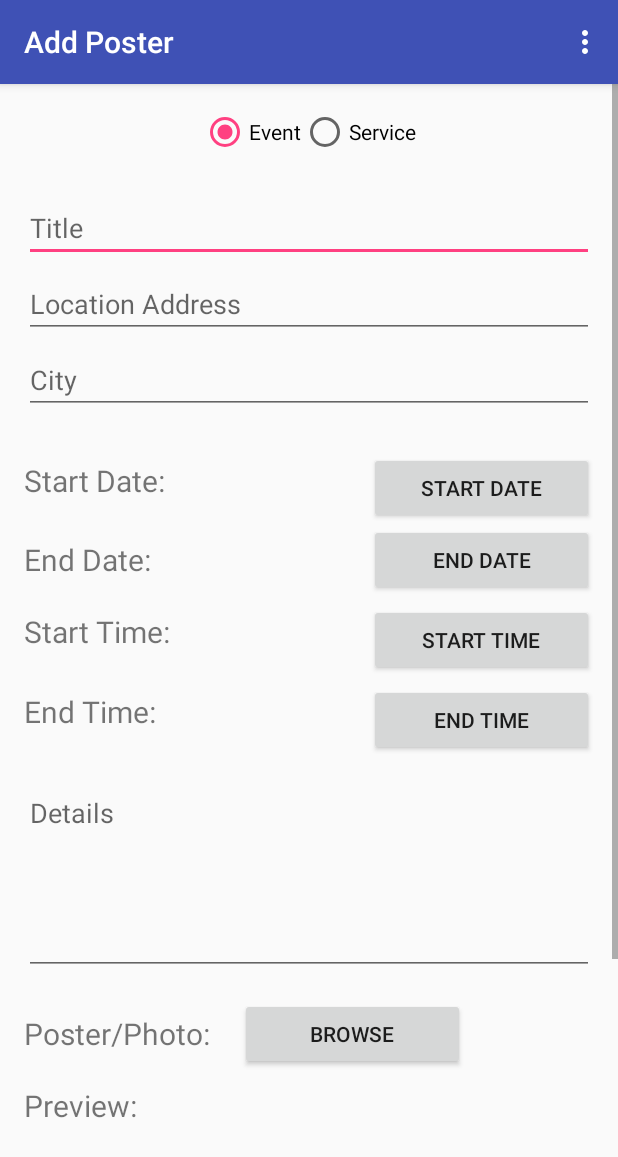
After one commit to js504/CSCI4176_Project, an Android app: the CreateNewPoster screen opened directly, with no data from a screen before it, on a phone screen of 412 x 824 dp. The commit adds this screen. Shown: the top 1157 px of the screen. Run offline under Robolectric (Android 15) with nearby library versions, the phone set to English and light mode, and no system bars.

Commit message:
Created UI for user to upload new posters through.  Updated main activity to add a new menu selection for adding posters.  Updated strings.xml with necessary strings for create poster UI.

```diff
--- a/app/src/main/AndroidManifest.xml
+++ b/app/src/main/AndroidManifest.xml
@@ -18,7 +18,9 @@
                 <category android:name="android.intent.category.LAUNCHER" />
             </intent-filter>
         </activity>
-        <activity android:name=".Main_GUI"></activity>
+        <activity android:name=".Main_GUI" />
+        <activity android:name=".CreateNewPoster"
+            android:label="@string/add_new_poster_title"/>
     </application>
 
 </manifest>
--- /dev/null
+++ b/app/src/main/java/in/geobullet/csci_4176_project/CreateNewPoster.java
@@ -0,0 +1,364 @@
+package in.geobullet.csci_4176_project;
+
+
+import android.app.DatePickerDialog;
+import android.app.Dialog;
+import java.util.Calendar;
+
+import android.app.TimePickerDialog;
+import android.support.v4.app.DialogFragment;
+import android.support.v7.app.AppCompatActivity;
+import android.os.Bundle;
+import android.view.Menu;
+import android.view.View;
+import android.widget.Button;
+import android.widget.DatePicker;
+import android.widget.EditText;
+import android.widget.RadioButton;
+import android.widget.TextView;
+import android.widget.TimePicker;
+
+/**
+ *
+ * This class represents the Add new poster view.  It allows users to enter details about a new event or service
+ * and have the poster uploaded to the poll they have selected.
+ *
+ */
+
+public class CreateNewPoster extends AppCompatActivity {
+
+    //todo Create function for posting the poster and make sure all required fields are populated
+    //todo Create function for uploading pictures from photo gallery
+    //todo polish up UI with some colour and stuff
+
+    //Labels of buttons
+    private static final String START_DATE_LABEL = "Start Date";
+    private static final String END_DATE_LABEL = "End Date";
+    private static final String START_TIME_LABEL = "Start Time";
+    private static final String END_TIME_LABEL = "End Time";
+
+
+    //Layout radio buttons
+    private RadioButton eventRadioButton;
+    private RadioButton serviceRadioButton;
+
+    private EditText title;
+    private EditText locationAddress;
+    private EditText city;
+    private EditText details;
+
+    //Layout textviews for displaying time and date
+    //Made static to be used with the date and time picker fragments
+    private  TextView startDate;
+    private  TextView endDate;
+    private  TextView startTime;
+    private  TextView endTime;
+
+    //Layout buttons to activate date and time pickers
+    private Button startDateButton;
+    private Button endDateButton;
+    private Button startTimeButton;
+    private Button endTimeButton;
+    private Button browsePostersButton;
+    private Button submitPosterButton;
+
+
+
+
+
+
+    @Override
+    protected void onCreate(Bundle savedInstanceState) {
+        super.onCreate(savedInstanceState);
+        setContentView(R.layout.activity_create_new_poster);
+
+        //get reference to radio buttons
+        eventRadioButton = (RadioButton)findViewById(R.id.event_radio_button);
+        serviceRadioButton = (RadioButton)findViewById(R.id.service_radio_button);
+
+        //Get reference to edit texts
+        title = (EditText)findViewById(R.id.title_edit_text);
+        locationAddress = (EditText)findViewById(R.id.address_edit_text);
+        city = (EditText)findViewById(R.id.city_edit_text);
+        details = (EditText)findViewById(R.id.details_text_area);
+
+
+        //Get references to text views
+        startDate = (TextView)findViewById(R.id.start_date_text_view);
+        endDate = (TextView)findViewById(R.id.end_date_text_view);
+        startTime = (TextView)findViewById(R.id.start_time_text_view);
+        endTime = (TextView)findViewById(R.id.end_time_text_view);
+
+        //get references to buttons
+        startDateButton = (Button)findViewById(R.id.select_start_date_button);
+        endDateButton = (Button)findViewById(R.id.select_end_date_button);
+        startTimeButton = (Button)findViewById(R.id.start_time_button);
+        endTimeButton = (Button)findViewById(R.id.end_time_button);
+        browsePostersButton = (Button)findViewById(R.id.browse_posters_button);
+        submitPosterButton = (Button)findViewById(R.id.submit_poster_button);
+
+
+    }
+
+    @Override
+    public boolean onCreateOptionsMenu(Menu menu) {
+        // Inflate the menu; this adds items to the action bar if it is present.
+        getMenuInflater().inflate(R.menu.main, menu);
+        return true;
+    }
+
+
+    /**
+     * OnClick function for the event type selection.  Upon selecting a service the
+     * time and end date views are removed from the UI.  When selecting an event selecting
+     * time and date views are displayed.
+     *
+     * @param v  The radio button that has been clicked
+     */
+    public void onEventOrServiceClick(View v){
+        RadioButton rb = (RadioButton)v;
+
+        if(rb.getText().toString().equals("Event")){
+            serviceRadioButton.setChecked(false);
+
+            //show the end date and time labels
+            endDate.setVisibility(View.VISIBLE);
+            startTime.setVisibility(View.VISIBLE);
+            endTime.setVisibility(View.VISIBLE);
+
+            //show the end date and time buttons
+            endDateButton.setVisibility(View.VISIBLE);
+            startTimeButton.setVisibility(View.VISIBLE);
+            endTimeButton.setVisibility(View.VISIBLE);
+
+        }
+        else if(rb.getText().toString().equals("Service"))
+        {
+            eventRadioButton.setChecked(false);
+
+            //hide the end date and time labels
+            endDate.setVisibility(View.GONE);
+            startTime.setVisibility(View.GONE);
+            endTime.setVisibility(View.GONE);
+
+            //hide the end date and time buttons
+            endDateButton.setVisibility(View.GONE);
+            startTimeButton.setVisibility(View.GONE);
+            endTimeButton.setVisibility(View.GONE);
+        }
+    }
+
+    /**
+     * OnClick function for the set time and date buttons.  Depending on which button is selected
+     * either a date picker dialog or time picker dialog is shown.  The selected date and time are
+     * then displayed in the corresponding label next to the button.
+     *
+     * @param v  The button clicked to display a date or time picker dialog
+     */
+    public void showDialog(View v) {
+
+        Button button = (Button)v;
+
+        Bundle bundle = new Bundle();
+
+        DialogFragment newFragment = null;
+
+        if(button.getText().toString().equals(START_DATE_LABEL)){
+
+            //Create a  bundle to let the dialog know this is the start date
+            bundle.putString(START_DATE_LABEL, START_DATE_LABEL);
+
+            //Create new date picker fragment
+            newFragment = new DatePickerFragment();
+        }
+        else if(button.getText().equals(END_DATE_LABEL)){
+
+            //Create a  bundle to let the dialog know this is the end date
+            bundle.putString(END_DATE_LABEL, END_DATE_LABEL);
+
+            //Create new date picker fragment
+            newFragment = new DatePickerFragment();
+        }
+        else if(button.getText().equals(START_TIME_LABEL)){
+
+            //Create a  bundle to let the dialog know this is the start time
+            bundle.putString(START_TIME_LABEL, START_TIME_LABEL);
+
+            //Create new time picker fragment
+            newFragment = new TimePickerFragment();
+        }
+        else if(button.getText().equals(END_TIME_LABEL)){
+
+            //Create a  bundle to let the dialog know this is the end time
+            bundle.putString(END_TIME_LABEL, END_TIME_LABEL);
+
+            //Create new time picker fragment
+            newFragment = new TimePickerFragment();
+        }
+
+        if(newFragment != null) {
+            //send bundle to new fragment
+            newFragment.setArguments(bundle);
+
+            //show the fragment
+            newFragment.show(getSupportFragmentManager(), "Picker");
+        }
+
+
+
+    }
+
+    public void Test(){
+
+    }
+
+
+    /**
+     * Fragment for displaying the date picker dialog
+     *
+     */
+    public static class DatePickerFragment extends DialogFragment
+            implements DatePickerDialog.OnDateSetListener {
+
+
+        private String key = "";
+
+
+        /**
+         * Called when the dialog is created.  Data is gathered from the bundle and
+         * the date is set to the current date in the picker.
+         *
+         * @param savedInstanceState    saved info from last created instance
+         * @return a new date picker dialog with the current date already set
+         */
+        @Override
+        public Dialog onCreateDialog(Bundle savedInstanceState) {
+
+            Bundle bundle = getArguments();
+
+            if (bundle.getString(START_DATE_LABEL) != null) {
+                key = bundle.getString(START_DATE_LABEL);
+            } else if (bundle.getString(END_DATE_LABEL) != null) {
+                key = bundle.getString(END_DATE_LABEL);
+            }
+
+            // Use the current date as the default date in the picker
+            final Calendar c = Calendar.getInstance();
+            int year = c.get(Calendar.YEAR);
+            int month = c.get(Calendar.MONTH);
+            int day = c.get(Calendar.DAY_OF_MONTH);
+
+
+            // Create a new instance of DatePickerDialog and return it
+            return new DatePickerDialog(getActivity(), this, year, month, day);
+        }
+
+        /**
+         * Called when the user has selected the date they want
+         *
+         * @param view      The date picker dialog
+         * @param year      The year selected
+         * @param month     The month selected
+         * @param day       The day selected
+         */
+        public void onDateSet(DatePicker view, int year, int month, int day) {
+
+            String date =  Integer.toString(day) + "-" + Integer.toString(month) + "-" + Integer.toString(year);
+            //Set the date based on whether its the start or end date
+            if(key.equals(START_DATE_LABEL)){
+                TextView startDate = (TextView)getActivity().findViewById(R.id.start_date_text_view);
+                date = "Start Date: " + date;
+                startDate.setText(date);
+            }
+            else if(key.equals(END_DATE_LABEL)){
+                TextView endDate = (TextView)getActivity().findViewById(R.id.end_date_text_view);
+                date = "End Date: " + date;
+                endDate.setText(date);
+            }
+
+        }
+    }
+
+    /**
+     * Fragment for displaying the time picker dialog
+     *
+     */
+    public static class TimePickerFragment extends DialogFragment
+            implements TimePickerDialog.OnTimeSetListener {
+
+
+        private String key = "";
+
+
+        /**
+         * Called when the dialog is created.  Data is gathered from the bundle to determin
+         * whether its the start or end time
+         *
+         * @param savedInstanceState    saved info from last created instance
+         * @return a new time picker dialog shown without 24 hour mode enabled
+         */
+        @Override
+        public Dialog onCreateDialog(Bundle savedInstanceState) {
+
+            Bundle bundle = getArguments();
+
+            if (bundle.getString(START_TIME_LABEL) != null) {
+                key = bundle.getString(START_TIME_LABEL);
+            } else if (bundle.getString(END_TIME_LABEL) != null) {
+                key = bundle.getString(END_TIME_LABEL);
+            }
+
+            return new TimePickerDialog(getActivity(), this, 12, 0, false);
+        }
+
+        /**
+         * Called when the user has selected the time they wish and converts it from 24 hour
+         * to 12 hour view.
+         *
+         * @param view          The time picker dialog
+         * @param hourOfDay     The hour of the day selected, in 24 hour time
+         * @param minute        The minute of the day selected
+         */
+        @Override
+        public void onTimeSet(TimePicker view, int hourOfDay, int minute) {
+
+
+
+            int noTwntFourHour = hourOfDay;
+            String min = Integer.toString(minute);
+            String amPm = "am";
+
+            //Check if the time is greater than or equal to 12. if it is subtract 12 to make it
+            //in 12 hour time and set am - pm to pm
+            if(hourOfDay >= 12){
+                noTwntFourHour = hourOfDay - 12;
+                amPm = "pm";
+            }
+
+            //If the hour ends up being a 0 set it to 12
+            if(hourOfDay == 0 || noTwntFourHour == 0){
+                noTwntFourHour = 12;
+            }
+
+            //if the min is less than 10 then add an extra 0 for the proper display
+            if(minute < 10){
+                min = "0" + min;
+            }
+
+
+            String time = Integer.toString(noTwntFourHour) + ":" + min + amPm;
+
+            //Set the time based on whether its the start or end time
+            if (key.equals(START_TIME_LABEL)) {
+                TextView startTime = (TextView)getActivity().findViewById(R.id.start_time_text_view);
+                time = "Start Time: " + time;
+                startTime.setText(time);
+            } else if (key.equals(END_TIME_LABEL)) {
+                TextView endTime = (TextView)getActivity().findViewById(R.id.end_time_text_view);
+
+                time = "End Time: " + time;
+                endTime.setText(time);
+            }
+        }
+    }
+}
--- a/app/src/main/java/in/geobullet/csci_4176_project/MainActivity.java
+++ b/app/src/main/java/in/geobullet/csci_4176_project/MainActivity.java
@@ -104,6 +104,10 @@ public class MainActivity extends AppCompatActivity
         } else if (id == R.id.nav_send) {
 
         }
+        else if(id == R.id.create_poster){
+            Intent i = new Intent(MainActivity.this, CreateNewPoster.class);
+            startActivity(i);
+        }
 
         DrawerLayout drawer = (DrawerLayout) findViewById(R.id.drawer_layout);
         drawer.closeDrawer(GravityCompat.START);
--- /dev/null
+++ b/app/src/main/res/layout/activity_create_new_poster.xml
@@ -0,0 +1,250 @@
+<?xml version="1.0" encoding="utf-8"?>
+
+<ScrollView
+    xmlns:android="http://schemas.android.com/apk/res/android"
+    xmlns:tools="http://schemas.android.com/tools"
+    android:id="@+id/activity_create_new_poster"
+    android:layout_width="match_parent"
+    android:layout_height="wrap_content"
+    tools:context="in.geobullet.csci_4176_project.CreateNewPoster"
+    >
+
+    <RelativeLayout
+        android:layout_width="match_parent"
+        android:layout_height="wrap_content"
+        android:paddingBottom="@dimen/activity_vertical_margin"
+        android:paddingLeft="@dimen/activity_horizontal_margin"
+        android:paddingRight="@dimen/activity_horizontal_margin"
+        android:paddingTop="@dimen/activity_vertical_margin"
+        android:id="@+id/create_poster_content"
+        >
+
+        <RadioGroup
+            android:layout_width="wrap_content"
+            android:layout_height="wrap_content"
+            android:id="@+id/radio_button_layout"
+            android:layout_centerHorizontal="true"
+            android:orientation="horizontal">
+            <RadioButton
+                android:id="@+id/event_radio_button"
+                android:layout_width="wrap_content"
+                android:layout_height="wrap_content"
+                android:text="@string/poster_event_type"
+                android:onClick="onEventOrServiceClick"
+                android:checked="true"/>
+
+            <RadioButton
+                android:id="@+id/service_radio_button"
+                android:layout_width="wrap_content"
+                android:layout_height="wrap_content"
+                android:text="@string/poster_service_type"
+                android:onClick="onEventOrServiceClick"
+                android:checked="false"/>
+        </RadioGroup>
+
+
+        <EditText
+            android:layout_marginTop="25dp"
+            android:layout_width="match_parent"
+            android:layout_height="wrap_content"
+            android:id="@+id/title_edit_text"
+            android:hint="@string/add_poster_title_hint"
+            android:layout_below="@id/radio_button_layout"
+            />
+        <!---->
+        <!--<View-->
+            <!--android:layout_width="match_parent"-->
+            <!--android:layout_height="1dp"-->
+            <!--android:background="@color/colorPrimary"-->
+            <!--android:layout_below="@id/title_edit_text"-->
+            <!--android:id="@+id/divider_one"-->
+            <!--android:layout_marginTop="10dp"-->
+            <!--android:layout_marginBottom="10dp"/>-->
+
+        <EditText
+            android:layout_marginTop="5dp"
+            android:layout_width="match_parent"
+            android:layout_height="wrap_content"
+            android:id="@+id/address_edit_text"
+            android:hint="@string/add_poster_location_hint"
+            android:layout_below="@id/title_edit_text"
+            />
+
+        <EditText
+            android:layout_marginTop="5dp"
+            android:layout_marginBottom="25dp"
+            android:layout_width="match_parent"
+            android:layout_height="wrap_content"
+            android:id="@+id/city_edit_text"
+            android:hint="@string/add_poster_city_hint"
+            android:layout_below="@id/address_edit_text"
+
+            />
+
+
+        <TextView
+            android:layout_marginTop="5dp"
+            android:layout_width="wrap_content"
+            android:layout_height="wrap_content"
+            android:id="@+id/start_date_text_view"
+            android:text="@string/start_date_label"
+            android:textSize="20sp"
+            android:layout_marginEnd="20dp"
+            android:layout_alignParentStart="true"
+            android:layout_below="@id/city_edit_text"
+            />
+
+        <Button
+            android:layout_width="150dp"
+            android:layout_height="wrap_content"
+            android:id="@+id/select_start_date_button"
+            android:text="@string/start_date_button_label"
+            android:layout_alignParentEnd="true"
+            android:layout_below="@id/city_edit_text"
+            android:onClick="showDialog"
+            />
+
+        <TextView
+            android:layout_marginTop="10dp"
+            android:layout_width="wrap_content"
+            android:layout_height="wrap_content"
+            android:id="@+id/end_date_text_view"
+            android:text="@string/end_date_label"
+            android:textSize="20sp"
+            android:layout_marginEnd="20dp"
+            android:layout_alignParentStart="true"
+            android:layout_below="@id/select_start_date_button"
+            />
+
+        <Button
+            android:layout_width="150dp"
+            android:layout_height="wrap_content"
+            android:id="@+id/select_end_date_button"
+            android:text="@string/end_date_button_label"
+            android:layout_alignParentEnd="true"
+            android:layout_below="@id/select_start_date_button"
+            android:onClick="showDialog"
+            />
+
+        <TextView
+            android:layout_marginTop="10dp"
+            android:layout_width="wrap_content"
+            android:layout_height="wrap_content"
+            android:id="@+id/start_time_text_view"
+            android:text="@string/start_time_label"
+            android:textSize="20sp"
+            android:layout_marginEnd="20dp"
+            android:layout_alignParentStart="true"
+            android:layout_below="@id/select_end_date_button"
+            />
+
+        <Button
+            android:layout_marginTop="5dp"
+            android:layout_width="150dp"
+            android:layout_height="wrap_content"
+            android:id="@+id/start_time_button"
+            android:text="@string/start_time_button_label"
+            android:layout_alignParentEnd="true"
+            android:layout_below="@id/select_end_date_button"
+            android:onClick="showDialog"
+            />
+
+
+        <TextView
+            android:layout_marginTop="10dp"
+            android:layout_width="wrap_content"
+            android:layout_height="wrap_content"
+            android:id="@+id/end_time_text_view"
+            android:text="@string/end_time_label"
+            android:textSize="20sp"
+            android:layout_marginEnd="20dp"
+            android:layout_alignParentStart="true"
+            android:layout_below="@id/start_time_button"
+            />
+
+        <Button
+            android:layout_marginTop="5dp"
+            android:layout_width="150dp"
+            android:layout_height="wrap_content"
+            android:id="@+id/end_time_button"
+            android:text="@string/end_time_button_label"
+            android:layout_alignParentEnd="true"
+            android:layout_below="@id/start_time_button"
+            android:onClick="showDialog"
+            />
+
+        <EditText
+            android:layout_height="wrap_content"
+            android:layout_width="fill_parent"
+            android:id="@+id/details_text_area"
+            android:hint="@string/add_poster_details_hint"
+            android:layout_below="@id/end_time_button"
+            android:layout_marginTop="15dp"
+            android:inputType="textMultiLine"
+            android:lines="10"
+            android:minLines="5"
+            android:gravity="top|start"
+            android:maxLines="15"
+            android:scrollbars="vertical"
+            android:layout_marginBottom="10dp"
+            />
+
+        <TextView
+            android:layout_marginTop="15dp"
+            android:layout_width="wrap_content"
+            android:layout_height="wrap_content"
+            android:id="@+id/poster_text_view"
+            android:text="@string/add_poster_upload_image_label"
+            android:textSize="20sp"
+            android:layout_marginEnd="20dp"
+            android:layout_alignParentStart="true"
+            android:layout_below="@id/details_text_area"
+            />
+
+        <Button
+            android:layout_marginTop="5dp"
+            android:layout_width="150dp"
+            android:layout_height="wrap_content"
+            android:id="@+id/browse_posters_button"
+            android:text="@string/browse_button_label"
+            android:layout_toEndOf="@id/poster_text_view"
+            android:layout_below="@id/details_text_area"
+            />
+
+        <TextView
+            android:layout_marginTop="10dp"
+            android:layout_width="wrap_content"
+            android:layout_height="wrap_content"
+            android:id="@+id/poster_preview_label"
+            android:text="@string/preview_label"
+            android:textSize="20sp"
+            android:layout_marginEnd="20dp"
+            android:layout_alignParentStart="true"
+            android:layout_below="@id/browse_posters_button"
+            />
+
+
+        <ImageView
+            android:layout_width="150dp"
+            android:layout_height="300dp"
+            android:id="@+id/poster_preview"
+            android:layout_below="@id/poster_preview_label"
+            android:layout_centerHorizontal="true"
+            android:contentDescription="@string/poster_preview_desc"
+            />
+
+        <Button
+            android:layout_marginTop="25dp"
+            android:layout_width="300dp"
+            android:layout_height="75dp"
+            android:id="@+id/submit_poster_button"
+            android:text="@string/submit_poster"
+            android:layout_below="@id/poster_preview_label"
+            android:layout_centerHorizontal="true"
+            android:layout_alignParentBottom="true"
+            />
+
+
+
+    </RelativeLayout>
+</ScrollView>
--- a/app/src/main/res/menu/activity_main_drawer.xml
+++ b/app/src/main/res/menu/activity_main_drawer.xml
@@ -19,6 +19,11 @@
             android:id="@+id/nav_manage"
             android:icon="@drawable/ic_menu_manage"
             android:title="Menu Item 4" />
+
+        <item
+            android:id="@+id/create_poster"
+            android:icon="@drawable/ic_menu_gallery"
+            android:title="Add Poster" />
     </group>
 
     <item android:title="More Cool Stuff">
--- a/app/src/main/res/values/strings.xml
+++ b/app/src/main/res/values/strings.xml
@@ -7,4 +7,31 @@
     <string name="action_something1">Sumthin</string>
     <string name="action_something2">Sumthin else</string>
     <string name="title_activity_main">GeoBulletin</string>
+    <string name="add_new_poster_title">Add Poster</string>
+
+    <string name="poster_event_type">Event</string>
+    <string name="poster_service_type">Service</string>
+
+    <string name="add_poster_title_hint">Title</string>
+    <string name="add_poster_location_hint">Location Address</string>
+    <string name="add_poster_city_hint">City</string>
+
+    <string name="start_date_button_label">Start Date</string>
+    <string name="start_date_label">Start Date:</string>
+    <string name="end_date_button_label">End Date</string>
+    <string name="end_date_label">End Date:</string>
+
+    <string name="start_time_button_label">Start Time</string>
+    <string name="start_time_label">Start Time:</string>
+    <string name="end_time_button_label">End Time</string>
+    <string name="end_time_label">End Time:</string>
+
+    <string name="add_poster_details_hint">Details</string>
+    <string name="add_poster_upload_image_label">Poster/Photo:</string>
+    <string name="browse_button_label">Browse</string>
+    <string name="preview_label">Preview:</string>
+    <string name="submit_poster">Submit Poster</string>
+    <string name="poster_preview_desc">Poster Preview</string>
+
+
 </resources>
```
